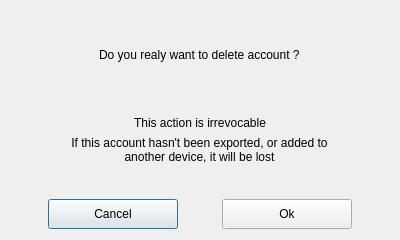
Before: the Qt Designer form deleteaccountdialog.ui in savoirfairelinux/jami-client-windows, drawn with Qt 5.
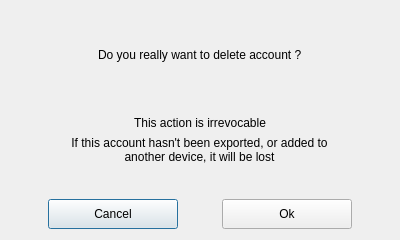
After: the same form once the commit is applied.

Commit message: fix typo in delete account dialog

```diff
--- a/deleteaccountdialog.ui
+++ b/deleteaccountdialog.ui
@@ -30,7 +30,7 @@
    <item alignment="Qt::AlignHCenter">
     <widget class="QLabel" name="deletionLabel1">
      <property name="text">
-      <string>Do you realy want to delete account ?</string>
+      <string>Do you really want to delete account ?</string>
      </property>
     </widget>
    </item>
```
